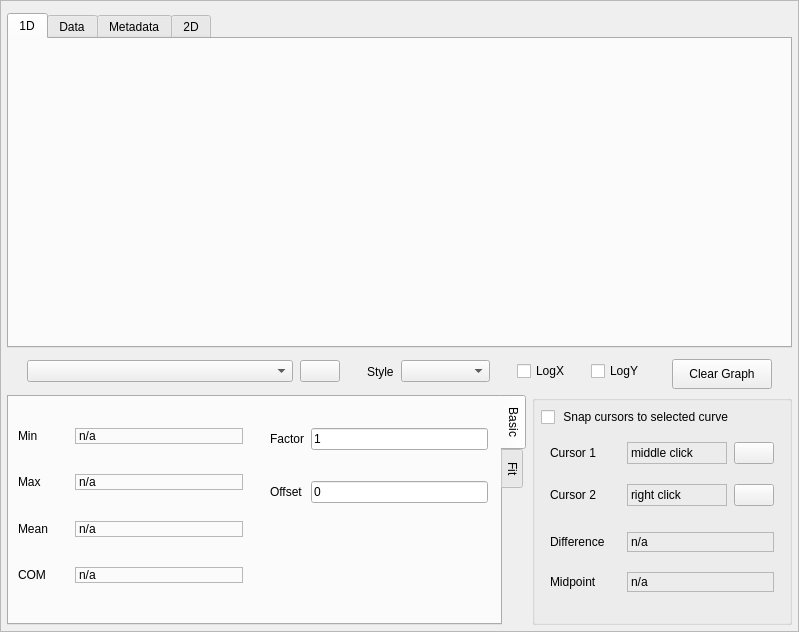
The window that src/mdaviz/resources/mda_file_viz.ui (BCDA-APS/mdaviz) describes before a commit, drawn with Qt 5.
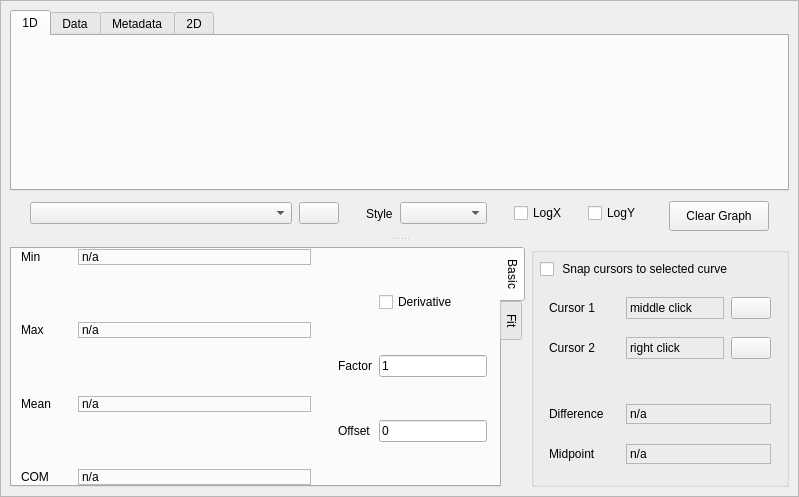
The same window after the commit. Icons and pictures are not drawn.

Commit message: UI: add vertical splitter between info panel and plot page

What changed in the file:
```diff
--- a/src/mdaviz/resources/mda_file_viz.ui
+++ b/src/mdaviz/resources/mda_file_viz.ui
@@ -7,7 +7,7 @@
     <x>0</x>
     <y>0</y>
     <width>799</width>
-    <height>632</height>
+    <height>497</height>
    </rect>
   </property>
   <property name="windowTitle">
@@ -31,6 +31,9 @@
    </property>
    <item>
     <widget class="QScrollArea" name="scrollArea">
+     <property name="horizontalScrollBarPolicy">
+      <enum>Qt::ScrollBarAsNeeded</enum>
+     </property>
      <property name="sizeAdjustPolicy">
       <enum>QAbstractScrollArea::AdjustIgnored</enum>
      </property>
@@ -43,21 +46,19 @@
         <x>0</x>
         <y>0</y>
         <width>797</width>
-        <height>630</height>
+        <height>495</height>
        </rect>
       </property>
+      <layout class="QHBoxLayout" name="horizontalLayout_2">
+       <item>
+        <widget class="QSplitter" name="splitter">
+         <property name="orientation">
+          <enum>Qt::Vertical</enum>
+         </property>
+         <widget class="QWidget" name="layoutWidget">
       <layout class="QVBoxLayout" name="verticalLayout">
        <property name="spacing">
-        <number>6</number>
-       </property>
-       <property name="leftMargin">
-        <number>6</number>
-       </property>
-       <property name="topMargin">
-        <number>12</number>
-       </property>
-       <property name="rightMargin">
-        <number>6</number>
+            <number>5</number>
        </property>
        <property name="bottomMargin">
         <number>6</number>
@@ -374,10 +375,11 @@
          </layout>
         </widget>
        </item>
-       <item>
+          </layout>
+         </widget>
         <widget class="QWidget" name="infoPanel" native="true">
          <property name="sizePolicy">
-          <sizepolicy hsizetype="Preferred" vsizetype="MinimumExpanding">
+           <sizepolicy hsizetype="Preferred" vsizetype="Preferred">
            <horstretch>0</horstretch>
            <verstretch>0</verstretch>
           </sizepolicy>
@@ -385,13 +387,13 @@
          <property name="minimumSize">
           <size>
            <width>0</width>
-           <height>200</height>
+            <height>0</height>
           </size>
          </property>
          <property name="maximumSize">
           <size>
            <width>16777215</width>
-           <height>230</height>
+            <height>16777215</height>
           </size>
          </property>
          <layout class="QHBoxLayout" name="horizontalLayout" stretch="2,1">
@@ -402,7 +404,7 @@
            <number>0</number>
           </property>
           <property name="topMargin">
-           <number>0</number>
+            <number>6</number>
           </property>
           <property name="rightMargin">
            <number>0</number>
@@ -413,7 +415,7 @@
           <item>
            <widget class="QTabWidget" name="graphInfo">
             <property name="sizePolicy">
-             <sizepolicy hsizetype="Preferred" vsizetype="Expanding">
+              <sizepolicy hsizetype="Preferred" vsizetype="Preferred">
               <horstretch>2</horstretch>
               <verstretch>0</verstretch>
              </sizepolicy>
@@ -427,7 +429,7 @@
             <property name="maximumSize">
              <size>
               <width>16777215</width>
-              <height>250</height>
+               <height>16777215</height>
              </size>
             </property>
             <property name="tabPosition">
@@ -464,7 +466,7 @@
               </property>
               <item>
                <widget class="QWidget" name="basixStats" native="true">
-                <layout class="QGridLayout" name="gridlayout_2" columnstretch="1,1">
+                 <layout class="QGridLayout" name="gridlayout_2" columnstretch="1,0">
                  <property name="leftMargin">
                   <number>0</number>
                  </property>
@@ -480,6 +482,83 @@
                  <property name="verticalSpacing">
                   <number>-1</number>
                  </property>
+                  <item row="1" column="1">
+                   <widget class="QWidget" name="comMean" native="true">
+                    <layout class="QGridLayout" name="gridLayout_4">
+                     <property name="leftMargin">
+                      <number>12</number>
+                     </property>
+                     <property name="topMargin">
+                      <number>0</number>
+                     </property>
+                     <property name="rightMargin">
+                      <number>12</number>
+                     </property>
+                     <property name="bottomMargin">
+                      <number>0</number>
+                     </property>
+                     <property name="horizontalSpacing">
+                      <number>7</number>
+                     </property>
+                     <property name="verticalSpacing">
+                      <number>0</number>
+                     </property>
+                     <item row="1" column="0">
+                      <widget class="QLabel" name="factor_label">
+                       <property name="maximumSize">
+                        <size>
+                         <width>70</width>
+                         <height>16777215</height>
+                        </size>
+                       </property>
+                       <property name="toolTip">
+                        <string>Enter a number to scale the y-values of the selected curve</string>
+                       </property>
+                       <property name="text">
+                        <string>Factor</string>
+                       </property>
+                      </widget>
+                     </item>
+                     <item row="2" column="0">
+                      <widget class="QLabel" name="offset_label">
+                       <property name="toolTip">
+                        <string>Enter a number to offset the y-values of the selected curve</string>
+                       </property>
+                       <property name="text">
+                        <string>Offset</string>
+                       </property>
+                      </widget>
+                     </item>
+                     <item row="1" column="2">
+                      <widget class="QLineEdit" name="factor_value">
+                       <property name="toolTip">
+                        <string>offset + (factor *y)</string>
+                       </property>
+                       <property name="text">
+                        <string>1</string>
+                       </property>
+                      </widget>
+                     </item>
+                     <item row="2" column="2">
+                      <widget class="QLineEdit" name="offset_value">
+                       <property name="toolTip">
+                        <string>offset + (factor *y)</string>
+                       </property>
+                       <property name="text">
+                        <string>0</string>
+                       </property>
+                      </widget>
+                     </item>
+                     <item row="0" column="2">
+                      <widget class="QCheckBox" name="checkBox">
+                       <property name="text">
+                        <string>Derivative</string>
+                       </property>
+                      </widget>
+                     </item>
+                    </layout>
+                   </widget>
+                  </item>
                  <item row="1" column="0">
                   <widget class="QWidget" name="minMax" native="true">
                    <layout class="QGridLayout" name="gridLayout_3">
@@ -495,33 +574,7 @@
                     <property name="verticalSpacing">
                      <number>0</number>
                     </property>
-                    <item row="10" column="1">
-                     <widget class="QLabel" name="com_text">
-                      <property name="toolTip">
-                       <string>center of mass</string>
-                      </property>
-                      <property name="frameShape">
-                       <enum>QFrame::StyledPanel</enum>
-                      </property>
-                      <property name="text">
-                       <string>n/a</string>
-                      </property>
-                     </widget>
-                    </item>
                     <item row="3" column="0">
-                     <spacer name="verticalSpacer_9">
-                      <property name="orientation">
-                       <enum>Qt::Vertical</enum>
-                      </property>
-                      <property name="sizeHint" stdset="0">
-                       <size>
-                        <width>20</width>
-                        <height>20</height>
-                       </size>
-                      </property>
-                     </spacer>
-                    </item>
-                    <item row="4" column="0">
                      <widget class="QLabel" name="max_label">
                       <property name="toolTip">
                        <string>(x,y) coordinates for MAX</string>
@@ -531,37 +584,49 @@
                       </property>
                      </widget>
                     </item>
-                    <item row="8" column="1">
-                     <widget class="QLabel" name="mean_text">
-                      <property name="frameShape">
-                       <enum>QFrame::StyledPanel</enum>
-                      </property>
-                      <property name="text">
-                       <string>n/a</string>
-                      </property>
-                     </widget>
-                    </item>
-                    <item row="8" column="0">
+                     <item row="6" column="0">
                      <widget class="QLabel" name="mean_label">
                       <property name="text">
                        <string>Mean</string>
                       </property>
                      </widget>
                     </item>
-                    <item row="7" column="1">
-                     <spacer name="verticalSpacer_10">
-                      <property name="orientation">
-                       <enum>Qt::Vertical</enum>
-                      </property>
-                      <property name="sizeHint" stdset="0">
+                     <item row="1" column="1">
+                      <widget class="QLabel" name="min_text">
+                       <property name="minimumSize">
+                        <size>
+                         <width>100</width>
+                         <height>0</height>
+                        </size>
+                       </property>
+                       <property name="toolTip">
+                        <string>(x,y) coordinates for MIN</string>
+                       </property>
+                       <property name="frameShape">
+                        <enum>QFrame::StyledPanel</enum>
+                       </property>
+                       <property name="text">
+                        <string>n/a</string>
+                       </property>
+                      </widget>
+                     </item>
+                     <item row="1" column="0">
+                      <widget class="QLabel" name="min_label">
+                       <property name="maximumSize">
                        <size>
-                        <width>20</width>
-                        <height>20</height>
-                       </size>
-                      </property>
-                     </spacer>
-                    </item>
-                    <item row="10" column="0">
+                         <width>50</width>
+                         <height>16777215</height>
+                        </size>
+                       </property>
+                       <property name="toolTip">
+                        <string>(x,y) coordinates for MIN</string>
+                       </property>
+                       <property name="text">
+                        <string>Min</string>
+                       </property>
+                      </widget>
+                     </item>
+                     <item row="8" column="0">
                      <widget class="QLabel" name="com_label">
                       <property name="toolTip">
                        <string>Centor of mass abscissa</string>
@@ -571,20 +636,7 @@
                       </property>
                      </widget>
                     </item>
-                    <item row="9" column="1">
-                     <spacer name="verticalSpacer_11">
-                      <property name="orientation">
-                       <enum>Qt::Vertical</enum>
-                      </property>
-                      <property name="sizeHint" stdset="0">
-                       <size>
-                        <width>20</width>
-                        <height>20</height>
-                       </size>
-                      </property>
-                     </spacer>
-                    </item>
-                    <item row="4" column="1">
+                     <item row="3" column="1">
                      <widget class="QLabel" name="max_text">
                       <property name="toolTip">
                        <string>(x,y) coordinates for MAX</string>
@@ -597,55 +649,30 @@
                       </property>
                      </widget>
                     </item>
-                    <item row="2" column="0">
-                     <widget class="QLabel" name="min_label">
-                      <property name="maximumSize">
-                       <size>
-                        <width>50</width>
-                        <height>16777215</height>
-                       </size>
-                      </property>
+                     <item row="8" column="1">
+                      <widget class="QLabel" name="com_text">
                       <property name="toolTip">
-                       <string>(x,y) coordinates for MIN</string>
-                      </property>
+                        <string>center of mass</string>
+                       </property>
+                       <property name="frameShape">
+                        <enum>QFrame::StyledPanel</enum>
+                       </property>
                       <property name="text">
-                       <string>Min</string>
+                        <string>n/a</string>
+                       </property>
+                      </widget>
+                     </item>
+                     <item row="6" column="1">
+                      <widget class="QLabel" name="mean_text">
+                       <property name="frameShape">
+                        <enum>QFrame::StyledPanel</enum>
+                       </property>
+                       <property name="text">
+                        <string>n/a</string>
                       </property>
                      </widget>
                     </item>
                     <item row="2" column="1">
-                     <widget class="QLabel" name="min_text">
-                      <property name="minimumSize">
-                       <size>
-                        <width>100</width>
-                        <height>0</height>
-                       </size>
-                      </property>
-                      <property name="toolTip">
-                       <string>(x,y) coordinates for MIN</string>
-                      </property>
-                      <property name="frameShape">
-                       <enum>QFrame::StyledPanel</enum>
-                      </property>
-                      <property name="text">
-                       <string>n/a</string>
-                      </property>
-                     </widget>
-                    </item>
-                    <item row="0" column="1">
-                     <spacer name="verticalSpacer">
-                      <property name="orientation">
-                       <enum>Qt::Vertical</enum>
-                      </property>
-                      <property name="sizeHint" stdset="0">
-                       <size>
-                        <width>20</width>
-                        <height>20</height>
-                       </size>
-                      </property>
-                     </spacer>
-                    </item>
-                    <item row="11" column="1">
                      <spacer name="verticalSpacer_2">
                       <property name="orientation">
                        <enum>Qt::Vertical</enum>
@@ -658,129 +685,7 @@
                       </property>
                      </spacer>
                     </item>
-                   </layout>
-                  </widget>
-                 </item>
-                 <item row="1" column="1">
-                  <widget class="QWidget" name="comMean" native="true">
-                   <layout class="QGridLayout" name="gridLayout_4">
-                    <property name="leftMargin">
-                     <number>12</number>
-                    </property>
-                    <property name="topMargin">
-                     <number>0</number>
-                    </property>
-                    <property name="rightMargin">
-                     <number>12</number>
-                    </property>
-                    <property name="bottomMargin">
-                     <number>0</number>
-                    </property>
-                    <property name="horizontalSpacing">
-                     <number>7</number>
-                    </property>
-                    <property name="verticalSpacing">
-                     <number>0</number>
-                    </property>
-                    <item row="3" column="2">
-                     <widget class="QLineEdit" name="offset_value">
-                      <property name="toolTip">
-                       <string>offset + (factor *y)</string>
-                      </property>
-                      <property name="text">
-                       <string>0</string>
-                      </property>
-                     </widget>
-                    </item>
-                    <item row="2" column="2">
-                     <spacer name="verticalSpacer_5">
-                      <property name="orientation">
-                       <enum>Qt::Vertical</enum>
-                      </property>
-                      <property name="sizeHint" stdset="0">
-                       <size>
-                        <width>20</width>
-                        <height>20</height>
-                       </size>
-                      </property>
-                     </spacer>
-                    </item>
-                    <item row="7" column="2">
-                     <spacer name="verticalSpacer_8">
-                      <property name="orientation">
-                       <enum>Qt::Vertical</enum>
-                      </property>
-                      <property name="sizeHint" stdset="0">
-                       <size>
-                        <width>20</width>
-                        <height>40</height>
-                       </size>
-                      </property>
-                     </spacer>
-                    </item>
-                    <item row="6" column="2">
-                     <spacer name="verticalSpacer_7">
-                      <property name="orientation">
-                       <enum>Qt::Vertical</enum>
-                      </property>
-                      <property name="sizeHint" stdset="0">
-                       <size>
-                        <width>20</width>
-                        <height>40</height>
-                       </size>
-                      </property>
-                     </spacer>
-                    </item>
-                    <item row="1" column="2">
-                     <widget class="QLineEdit" name="factor_value">
-                      <property name="toolTip">
-                       <string>offset + (factor *y)</string>
-                      </property>
-                      <property name="text">
-                       <string>1</string>
-                      </property>
-                     </widget>
-                    </item>
-                    <item row="3" column="0">
-                     <widget class="QLabel" name="offset_label">
-                      <property name="toolTip">
-                       <string>Enter a number to offset the y-values of the selected curve</string>
-                      </property>
-                      <property name="text">
-                       <string>Offset</string>
-                      </property>
-                     </widget>
-                    </item>
-                    <item row="5" column="2">
-                     <spacer name="verticalSpacer_12">
-                      <property name="orientation">
-                       <enum>Qt::Vertical</enum>
-                      </property>
-                      <property name="sizeHint" stdset="0">
-                       <size>
-                        <width>20</width>
-                        <height>40</height>
-                       </size>
-                      </property>
-                     </spacer>
-                    </item>
-                    <item row="1" column="0">
-                     <widget class="QLabel" name="factor_label">
-                      <property name="maximumSize">
-                       <size>
-                        <width>70</width>
-                        <height>16777215</height>
-                       </size>
-                      </property>
-                      <property name="toolTip">
-                       <string>Enter a number to scale the y-values of the selected curve</string>
-                      </property>
-                      <property name="text">
-                       <string>Factor</string>
-                      </property>
-                     </widget>
-                    </item>
-                    <item row="0" column="2">
+                     <item row="4" column="1">
                      <spacer name="verticalSpacer_3">
                       <property name="orientation">
                        <enum>Qt::Vertical</enum>
@@ -788,7 +693,20 @@
                       <property name="sizeHint" stdset="0">
                        <size>
                         <width>20</width>
-                        <height>20</height>
+                         <height>40</height>
+                        </size>
+                       </property>
+                      </spacer>
+                     </item>
+                     <item row="7" column="1">
+                      <spacer name="verticalSpacer_4">
+                       <property name="orientation">
+                        <enum>Qt::Vertical</enum>
+                       </property>
+                       <property name="sizeHint" stdset="0">
+                        <size>
+                         <width>20</width>
+                         <height>40</height>
                        </size>
                       </property>
                      </spacer>
@@ -837,8 +755,8 @@
                   <rect>
                    <x>0</x>
                    <y>0</y>
-                   <width>486</width>
-                   <height>221</height>
+                    <width>478</width>
+                    <height>216</height>
                   </rect>
                  </property>
                  <layout class="QVBoxLayout" name="fitContentLayout">
@@ -860,7 +778,7 @@
                   <item>
                    <widget class="QGroupBox" name="fitControls">
                     <property name="sizePolicy">
-                     <sizepolicy hsizetype="Preferred" vsizetype="Fixed">
+                      <sizepolicy hsizetype="Preferred" vsizetype="Preferred">
                       <horstretch>0</horstretch>
                       <verstretch>0</verstretch>
                      </sizepolicy>
@@ -962,7 +880,7 @@
                   <item>
                    <widget class="QGroupBox" name="fitResults">
                     <property name="sizePolicy">
-                     <sizepolicy hsizetype="Preferred" vsizetype="Expanding">
+                      <sizepolicy hsizetype="Preferred" vsizetype="Preferred">
                       <horstretch>0</horstretch>
                       <verstretch>1</verstretch>
                      </sizepolicy>
@@ -988,6 +906,12 @@
                      </property>
                      <item>
                       <widget class="QTextEdit" name="fitDetails">
+                        <property name="sizePolicy">
+                         <sizepolicy hsizetype="Expanding" vsizetype="Preferred">
+                          <horstretch>0</horstretch>
+                          <verstretch>0</verstretch>
+                         </sizepolicy>
+                        </property>
                        <property name="toolTip">
                         <string>Detailed fit results and parameters</string>
                        </property>
@@ -1010,7 +934,7 @@
           <item>
            <widget class="QGroupBox" name="cursorInfo">
             <property name="sizePolicy">
-             <sizepolicy hsizetype="Preferred" vsizetype="Expanding">
+              <sizepolicy hsizetype="Preferred" vsizetype="Preferred">
               <horstretch>1</horstretch>
               <verstretch>0</verstretch>
              </sizepolicy>
@@ -1080,28 +1004,6 @@
                    <property name="verticalSpacing">
                     <number>0</number>
                    </property>
-                   <item row="2" column="0">
-                    <widget class="QLabel" name="cursor1_label">
-                     <property name="minimumSize">
-                      <size>
-                       <width>70</width>
-                       <height>0</height>
-                      </size>
-                     </property>
-                     <property name="maximumSize">
-                      <size>
-                       <width>70</width>
-                       <height>16777215</height>
-                      </size>
-                     </property>
-                     <property name="toolTip">
-                      <string>Press middle click or alt+right click</string>
-                     </property>
-                     <property name="text">
-                      <string>Cursor 1</string>
-                     </property>
-                    </widget>
-                   </item>
                    <item row="2" column="1">
                     <widget class="QLabel" name="pos1_text">
                      <property name="toolTip">
@@ -1115,7 +1017,55 @@
                      </property>
                     </widget>
                    </item>
-                   <item row="4" column="1">
+                    <item row="3" column="2">
+                     <widget class="QPushButton" name="cursor2_remove">
+                      <property name="maximumSize">
+                       <size>
+                        <width>40</width>
+                        <height>16777215</height>
+                       </size>
+                      </property>
+                      <property name="toolTip">
+                       <string>Remove cursor 2</string>
+                      </property>
+                      <property name="text">
+                       <string/>
+                      </property>
+                      <property name="icon">
+                       <iconset>
+                        <normaloff>delete.png</normaloff>delete.png</iconset>
+                      </property>
+                      <property name="iconSize">
+                       <size>
+                        <width>14</width>
+                        <height>14</height>
+                       </size>
+                      </property>
+                     </widget>
+                    </item>
+                    <item row="2" column="0">
+                     <widget class="QLabel" name="cursor1_label">
+                      <property name="minimumSize">
+                       <size>
+                        <width>70</width>
+                        <height>0</height>
+                       </size>
+                      </property>
+                      <property name="maximumSize">
+                       <size>
+                        <width>70</width>
+                        <height>16777215</height>
+                       </size>
+                      </property>
+                      <property name="toolTip">
+                       <string>Press middle click or alt+right click</string>
+                      </property>
+                      <property name="text">
+                       <string>Cursor 1</string>
+                      </property>
+                     </widget>
+                    </item>
+                    <item row="3" column="1">
                     <widget class="QLabel" name="pos2_text">
                      <property name="toolTip">
                       <string>Cursor 2 position</string>
@@ -1128,33 +1078,7 @@
                      </property>
                     </widget>
                    </item>
-                   <item row="2" column="2">
-                    <widget class="QPushButton" name="cursor1_remove">
-                     <property name="maximumSize">
-                      <size>
-                       <width>40</width>
-                       <height>16777215</height>
-                      </size>
-                     </property>
-                     <property name="toolTip">
-                      <string>Remove cursor 1</string>
-                     </property>
-                     <property name="text">
-                      <string/>
-                     </property>
-                     <property name="icon">
-                      <iconset>
-                       <normaloff>delete.png</normaloff>delete.png</iconset>
-                     </property>
-                     <property name="iconSize">
-                      <size>
-                       <width>14</width>
-                       <height>14</height>
-                      </size>
-                     </property>
-                    </widget>
-                   </item>
-                   <item row="4" column="0">
+                    <item row="3" column="0">
                     <widget class="QLabel" name="cursor2_label">
                      <property name="minimumSize">
                       <size>
@@ -1176,8 +1100,8 @@
                      </property>
                     </widget>
                    </item>
-                   <item row="4" column="2">
-                    <widget class="QPushButton" name="cursor2_remove">
+                    <item row="2" column="2">
+                     <widget class="QPushButton" name="cursor1_remove">
                      <property name="maximumSize">
                       <size>
                        <width>40</width>
@@ -1185,7 +1109,7 @@
                       </size>
                      </property>
                      <property name="toolTip">
-                      <string>Remove cursor 2</string>
+                       <string>Remove cursor 1</string>
                      </property>
                      <property name="text">
                       <string/>
@@ -1202,22 +1126,6 @@
                      </property>
                     </widget>
                    </item>
-                   <item row="3" column="1">
-                    <spacer name="verticalSpacer_13">
-                     <property name="orientation">
-                      <enum>Qt::Vertical</enum>
-                     </property>
-                     <property name="sizeType">
-                      <enum>QSizePolicy::Fixed</enum>
-                     </property>
-                     <property name="sizeHint" stdset="0">
-                      <size>
-                       <width>20</width>
-                       <height>5</height>
-                      </size>
-                     </property>
-                    </spacer>
-                   </item>
                   </layout>
                  </widget>
                 </item>
@@ -1236,22 +1144,6 @@
                    <property name="verticalSpacing">
                     <number>0</number>
                    </property>
-                   <item row="3" column="1">
-                    <spacer name="verticalSpacer_4">
-                     <property name="orientation">
-                      <enum>Qt::Vertical</enum>
-                     </property>
-                     <property name="sizeType">
-                      <enum>QSizePolicy::Fixed</enum>
-                     </property>
-                     <property name="sizeHint" stdset="0">
-                      <size>
-                       <width>20</width>
-                       <height>25</height>
-                      </size>
-                     </property>
-                    </spacer>
-                   </item>
                    <item row="0" column="1">
                     <widget class="QLabel" name="diff_text">
                      <property name="toolTip">
@@ -1265,42 +1157,7 @@
                      </property>
                     </widget>
                    </item>
-                   <item row="0" column="0">
-                    <widget class="QLabel" name="diff_label">
-                     <property name="minimumSize">
-                      <size>
-                       <width>70</width>
-                       <height>0</height>
-                      </size>
-                     </property>
-                     <property name="maximumSize">
-                      <size>
-                       <width>70</width>
-                       <height>20</height>
-                      </size>
-                     </property>
-                     <property name="toolTip">
-                      <string>(x1-x2,y1-y2)</string>
-                     </property>
-                     <property name="text">
-                      <string>Difference</string>
-                     </property>
-                    </widget>
-                   </item>
-                   <item row="2" column="1">
-                    <widget class="QLabel" name="midpoint_text">
-                     <property name="toolTip">
-                      <string>(0.5*(x1 + x2), 0.5*(y1 + y2))</string>
-                     </property>
-                     <property name="frameShape">
-                      <enum>QFrame::StyledPanel</enum>
-                     </property>
-                     <property name="text">
-                      <string>n/a</string>
-                     </property>
-                    </widget>
-                   </item>
-                   <item row="2" column="0">
+                    <item row="1" column="0">
                     <widget class="QLabel" name="midpoint_label">
                      <property name="minimumSize">
                       <size>
@@ -1323,20 +1180,39 @@
                     </widget>
                    </item>
                    <item row="1" column="1">
-                    <spacer name="verticalSpacer_6">
-                     <property name="orientation">
-                      <enum>Qt::Vertical</enum>
-                     </property>
-                     <property name="sizeType">
-                      <enum>QSizePolicy::Fixed</enum>
-                     </property>
-                     <property name="sizeHint" stdset="0">
+                     <widget class="QLabel" name="midpoint_text">
+                      <property name="toolTip">
+                       <string>(0.5*(x1 + x2), 0.5*(y1 + y2))</string>
+                      </property>
+                      <property name="frameShape">
+                       <enum>QFrame::StyledPanel</enum>
+                      </property>
+                      <property name="text">
+                       <string>n/a</string>
+                      </property>
+                     </widget>
+                    </item>
+                    <item row="0" column="0">
+                     <widget class="QLabel" name="diff_label">
+                      <property name="minimumSize">
                       <size>
-                       <width>20</width>
-                       <height>15</height>
-                      </size>
-                     </property>
-                    </spacer>
+                        <width>70</width>
+                        <height>0</height>
+                       </size>
+                      </property>
+                      <property name="maximumSize">
+                       <size>
+                        <width>70</width>
+                        <height>20</height>
+                       </size>
+                      </property>
+                      <property name="toolTip">
+                       <string>(x1-x2,y1-y2)</string>
+                      </property>
+                      <property name="text">
+                       <string>Difference</string>
+                      </property>
+                     </widget>
                    </item>
                   </layout>
                  </widget>
@@ -1348,6 +1224,7 @@
            </widget>
           </item>
          </layout>
+         </widget>
         </widget>
        </item>
       </layout>
```
Lines whose indentation alone changed are shown as unchanged. The commit also changes 1 other file.
